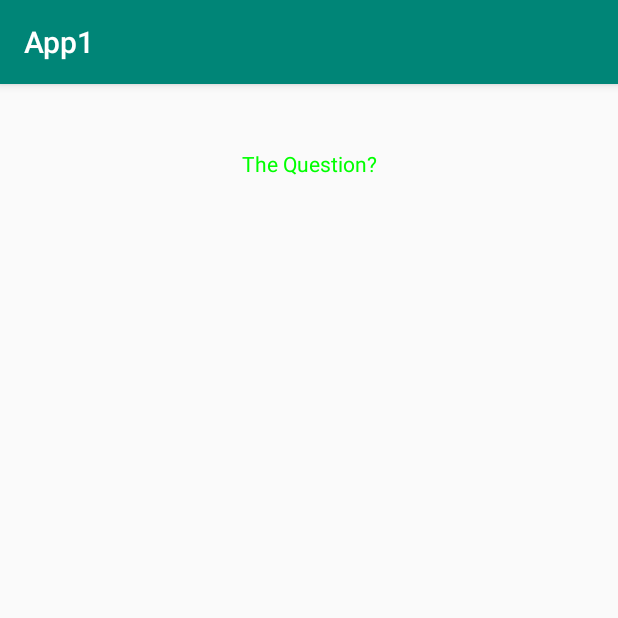
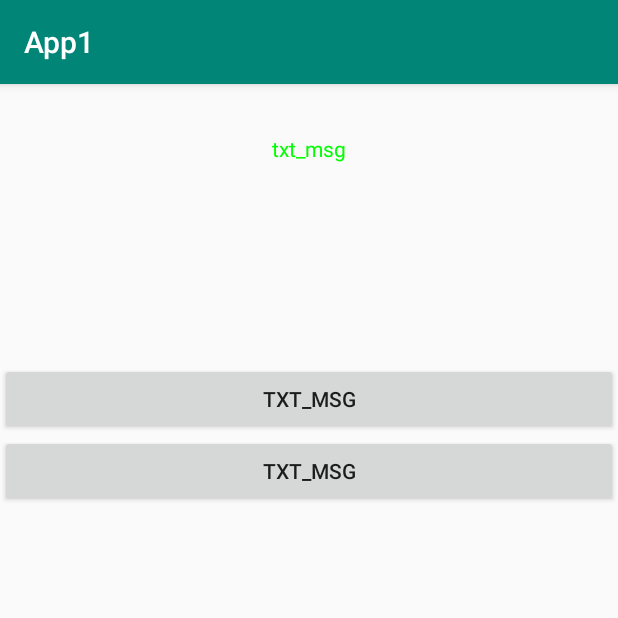
Before and after one commit to tristanponessa/TopQuiz1, an Android app: the screen it shows after launch (GameActivity), on a phone screen of 412 x 824 dp, the top half of it. Run offline under Robolectric (Android 15) with nearby library versions, the light colour scheme and no system bars.

Commit message:
LINEARLAYOUT widgets are placed auto under eachother

```diff
--- a/app/src/main/java/com/example/TopQuiz/controller/GameActivity.java
+++ b/app/src/main/java/com/example/TopQuiz/controller/GameActivity.java
@@ -1,6 +1,4 @@
 package com.example.TopQuiz.controller;
-
-
 
 import androidx.appcompat.app.AlertDialog;
 import androidx.appcompat.app.AppCompatActivity;
@@ -39,24 +37,26 @@
         super.onCreate(savedInstanceState);
         setContentView(R.layout.activity_game);
 
-        //mPlayButton1 = (Button) findViewById(R.id.activity_main_play_btn);
-        //mPlayButton2 = (Button) findViewById(R.id.activity_main_play_btn);
-        /*mPlayButton1 = new Button(this);
+        //init for all
+        LinearLayout parent_layout = findViewById(R.id.dynamicContainer);
+        parent_layout.setOrientation(LinearLayout.VERTICAL);
+        int h = LinearLayout.LayoutParams.FILL_PARENT;
+        int w = LinearLayout.LayoutParams.FILL_PARENT;
+        ViewGroup.LayoutParams zl = new LinearLayout.LayoutParams(h, w);
+        parent_layout.setLayoutParams(zl);
 
-        mPlayButton1.setText("Push Me");
+        TextView t = create_dynamic_textview("n");
 
-        LinearLayout ll = (LinearLayout)findViewById(R.id.layout);
-        LinearLayout.LayoutParams lp = new LinearLayout.LayoutParams(LinearLayout.LayoutParams.MATCH_PARENT, LinearLayout.LayoutParams.WRAP_CONTENT);
-        ll.addView(mPlayButton1, lp);*/
-        LinearLayout relativeLayout = findViewById(R.id.dynamicContainer);
+        Button b1 = create_dynamic_button("n");
+        Button b2 = create_dynamic_button("n");
 
-        TextView t = create_dynamic_textview("The Question?");
+        parent_layout.addView(t);
 
-        int nb_questions = 3;
-       // Button button = create_dynamic_button("dynamic", t.getId());
-        //Button button2 = create_dynamic_button("dynamic2");
+        parent_layout.addView(b1);
+        parent_layout.addView(b2);
+        setContentView(parent_layout);
 
-        //int tid = t.getId();
+        /*
         ArrayList<Button> bs = new ArrayList<Button>();
 
         String btag = "00";
@@ -72,79 +72,68 @@
                         Toast.LENGTH_SHORT).show();
             }
         });*/
-        if (relativeLayout != null){
+        /*if (parent_layout != null){
 
-            relativeLayout.addView(t);
-            for (Button b : bs)
-                relativeLayout.addView(b);
-        }
+            parent_layout.addView(t);
+            parent_layout.addView(x);
+
+            /*for (Button b : bs)
+                parent_layout.addView(b);
+        }*/
 
     }
 
-    private TextView create_dynamic_textview(String bt_msg) {
-        TextView t = new TextView(this);
+    LinearLayout layout_setup() {
 
+        LinearLayout parent_layout = findViewById(R.id.dynamicContainer);
+        parent_layout.setOrientation(LinearLayout.VERTICAL);
+        int h = LinearLayout.LayoutParams.FILL_PARENT;
+        int w = LinearLayout.LayoutParams.FILL_PARENT;
+        ViewGroup.LayoutParams zl = new LinearLayout.LayoutParams(h, w);
+        parent_layout.setLayoutParams(zl);
+        return parent_layout;
+    }
+
+    //stock all widgets in a list
+    /*
+    void display_widgets(LinearLayout parent_layout) {
+        parent_layout.addView(t);
+        parent_layout.addView(q);
+        setContentView(parent_layout);
+    }*/
+
+    private TextView create_dynamic_textview(String txt_msg) {
+
+        TextView titleView = new TextView(this);
         int h = ViewGroup.LayoutParams.WRAP_CONTENT;
         int w = ViewGroup.LayoutParams.MATCH_PARENT;
-
         LinearLayout.LayoutParams params1 = new LinearLayout.LayoutParams(w, h);
         params1.setMargins(0,50,0,200);
-        //params1.addRule(LinearLayout.ALIGN_PARENT_LEFT, LinearLayout.TRUE);
-        int sec_id = ViewCompat.generateViewId();
-        t.setId(sec_id);
-        //t.setTag(sec_id, "zquest");
-        t.setLayoutParams(params1);
-        t.setGravity(Gravity.CENTER);
-        t.setTextColor(Color.GREEN);
-        t.setText(bt_msg);
+        titleView.setLayoutParams(params1);
+        titleView.setGravity(Gravity.CENTER);
+        titleView.setTextColor(Color.GREEN);
+        titleView.setText("txt_msg");
+        return titleView;
+    }
 
-        //t.setTextColor("gold");
+    private Button create_dynamic_button(String txt_msg) {
 
-        return t;
-    }
-//https://abhiandroid.com/ui/dynamic-relativelayout-params-programmatically.html
-    private Button create_dynamic_button(String bt_msg, int last_bt_id) {
-        Button button = new Button(this);
-        //button.setTag(last_bt_id);
-
-        //LinearLayout.LayoutParams layoutParams = (LinearLayout.LayoutParams)button.getLayoutParams();
-        /*layoutParams.addRule(LinearLayout.BELOW, button.getId());
-        layoutParams.addRule(LinearLayout.ALIGN_LEFT, button.getId());
-        button.setLayoutParams(layoutParams);*/
-
+        Button b = new Button(this);
         int h = ViewGroup.LayoutParams.WRAP_CONTENT;
         int w = ViewGroup.LayoutParams.MATCH_PARENT;
+        LinearLayout.LayoutParams params1 = new LinearLayout.LayoutParams(w, h);
+        b.setLayoutParams(params1);
+        b.setGravity(Gravity.CENTER);//corresponds ot text
+        b.setText("txt_msg");
+        return b;
+    }
 
-        LinearLayout.LayoutParams params1 = new LinearLayout.LayoutParams(w, h);
+    /*private Button create_dynamic_button(String bt_msg) {
 
-        //TextView = this.findViewWithTag("zquest");
-        //params1.addRule(LinearLayout.BELOW, last_bt_id);
-        button.setLayoutParams(params1);
-        button.setGravity(Gravity.CENTER);//corresponds ot text
-        button.setText(bt_msg);
+    }*/
 
 
-        return button;
-    }
-/*
-    public void test() {
-        Button button;
-        TextView textView;
-        LinearLayout relativeLayout;
 
-        relativeLayout = findViewById(R.id.a);
-        textView = findViewById(R.id.b);
-        button = findViewById(R.id.c);
 
-        button.setOnClickListener(new View.OnClickListener() {
-            @Override
-            public void onClick(View v) {
-                LinearLayout.LayoutParams layoutParams = (LinearLayout.LayoutParams) textView.getLayoutParams();
-                layoutParams.addRule(LinearLayout.BELOW, button.getId());
-                layoutParams.addRule(LinearLayout.ALIGN_LEFT, button.getId());
-                textView.setLayoutParams(layoutParams);
-            }
-        });*/
-    //}
 
 }
```
